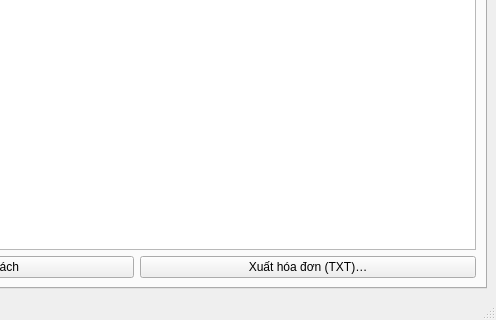
Before: the Qt Designer form app/ui/main_window.ui in thaieaut-engineer/Billiards_Manager, drawn with Qt 5; both pictures show x 528 to 1024 and y 400 to 720 of the 1024 by 720 pixel window.
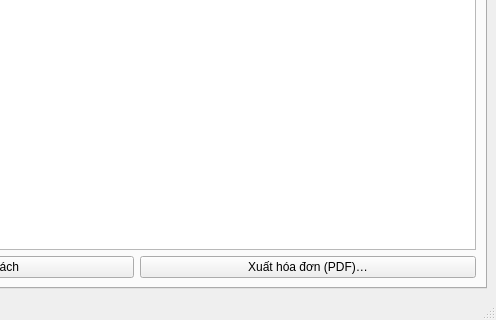
After: the same form once the commit is applied. The open tabs and pages were chosen to show the change.

Commit message: sửa phần in hóa đơn sang PDF

```diff
--- a/app/ui/main_window.ui
+++ b/app/ui/main_window.ui
@@ -1390,7 +1390,7 @@
           <item>
            <widget class="QPushButton" name="btnXuatHoaDon">
             <property name="text">
-             <string>Xuất hóa đơn (TXT)…</string>
+             <string>Xuất hóa đơn (PDF)…</string>
             </property>
            </widget>
           </item>
```
The commit also changes 1 other file.
